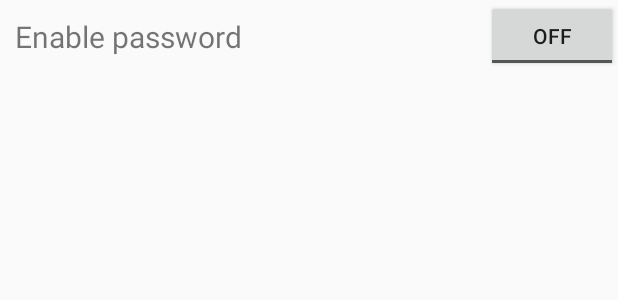
After one commit to NamDoTri/WastelessApp, an Android app: the layout fragment_privacy.xml on its own in the app's theme, with its tools: preview values and no code run, on a phone screen of 412 x 824 dp. The commit adds this screen. Shown: the top 300 px of the screen. Run offline under Robolectric (Android 15) with nearby library versions, the phone set to English and light mode, and no system bars.

Commit message:
Restore fragment privacy

```diff
--- a/app/src/main/java/com/wasteless/ui/settings/SettingsFragment.java
+++ b/app/src/main/java/com/wasteless/ui/settings/SettingsFragment.java
@@ -22,6 +22,7 @@ import com.wasteless.ui.settings.newWallet.GeneralFragment;
 import com.wasteless.ui.settings.newWallet.NewWalletFragment;
 import com.wasteless.ui.settings.achievements.AchievementFragment;
 import com.wasteless.ui.settings.password.PasswordFragment;
+import com.wasteless.ui.settings.password.PrivacyFragment;
 
 public class SettingsFragment extends Fragment{
 
@@ -110,9 +111,9 @@ public class SettingsFragment extends Fragment{
             }
         });
         root.findViewById(R.id.privacy_button).setOnClickListener(v -> {
-            PasswordFragment passwordFragment = new PasswordFragment();
+            PrivacyFragment privacyFragment = new PrivacyFragment();
             FragmentTransaction transaction =getFragmentManager().beginTransaction();
-            transaction.replace(R.id.nav_host_fragment, passwordFragment);
+            transaction.replace(R.id.nav_host_fragment, privacyFragment);
             transaction.addToBackStack(null);
             transaction.commit();
         });
--- /dev/null
+++ b/app/src/main/res/layout/fragment_privacy.xml
@@ -0,0 +1,38 @@
+<?xml version="1.0" encoding="utf-8"?>
+<androidx.constraintlayout.widget.ConstraintLayout xmlns:android="http://schemas.android.com/apk/res/android"
+    android:layout_width="match_parent"
+    android:layout_height="match_parent"
+    xmlns:app="http://schemas.android.com/apk/res-auto">
+
+    <ScrollView
+        android:layout_width="match_parent"
+        android:layout_height="wrap_content"
+        app:layout_constraintRight_toRightOf="parent"
+        app:layout_constraintTop_toTopOf="parent">
+        <LinearLayout
+            android:layout_width="match_parent"
+            android:layout_height="wrap_content"
+            android:orientation="vertical">
+            <androidx.constraintlayout.widget.ConstraintLayout
+                android:layout_width="match_parent"
+                android:layout_height="wrap_content"
+                android:layout_gravity="center_vertical">
+                <TextView
+                    android:layout_width="wrap_content"
+                    android:layout_height="wrap_content"
+                    android:text="Enable password"
+                    android:textSize="20dp"
+                    android:layout_marginLeft="10dp"
+                    app:layout_constraintTop_toTopOf="parent"
+                    app:layout_constraintBottom_toBottomOf="parent"
+                    app:layout_constraintLeft_toLeftOf="parent"/>
+                <ToggleButton
+                    android:layout_width="wrap_content"
+                    android:layout_height="wrap_content"
+                    app:layout_constraintRight_toRightOf="parent"
+                    app:layout_constraintTop_toTopOf="parent"/>
+            </androidx.constraintlayout.widget.ConstraintLayout>
+        </LinearLayout>
+    </ScrollView>
+
+</androidx.constraintlayout.widget.ConstraintLayout>
```
Also changed, not shown: app/src/main/java/com/wasteless/ui/settings/SettingsViewModel.java (+11 -1 lines), app/src/main/java/com/wasteless/ui/settings/password/PrivacyFragment.java (added, +24 -0 lines), app/src/main/java/com/wasteless/ui/settings/password/PrivacyViewModel.java (added, +11 -0 lines).
